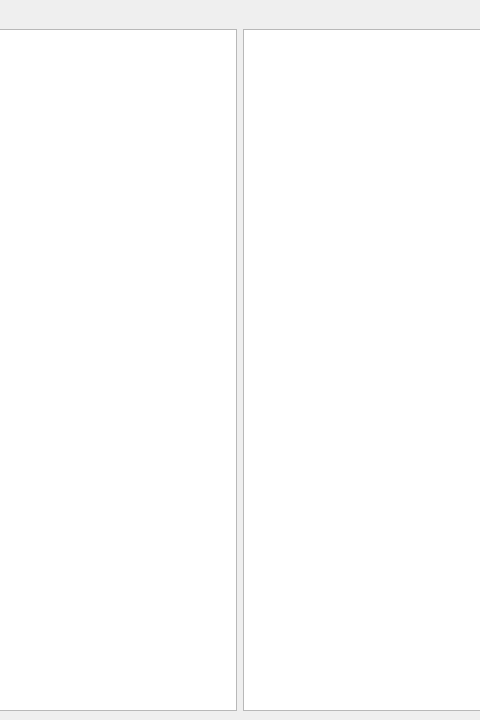
Old version of the form mainwindow.ui in the repository romavolosh/Folders; both pictures show x 443 to 923 and y 0 to 720 of the 1280 by 720 pixel window.
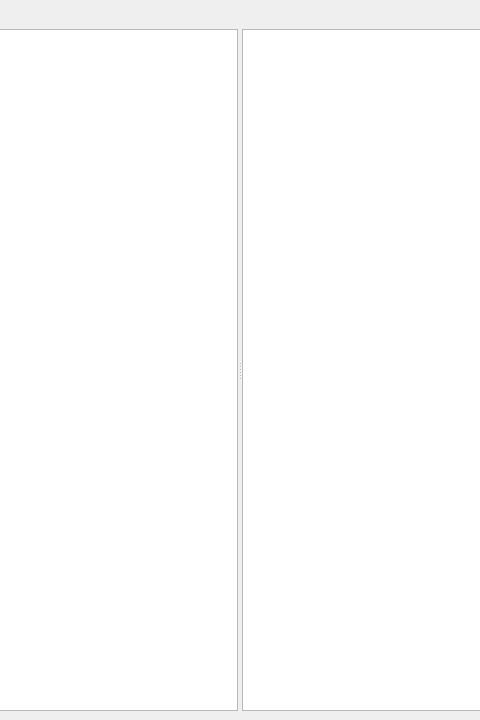
New version of the form.

Diff of the .ui file:
```diff
--- a/mainwindow.ui
+++ b/mainwindow.ui
@@ -127,13 +127,21 @@
          </layout>
         </item>
         <item>
+         <widget class="QSplitter" name="splitter">
+          <property name="orientation">
+           <enum>Qt::Orientation::Horizontal</enum>
+          </property>
+          <widget class="QSplitter" name="splitter_2">
+           <property name="orientation">
+            <enum>Qt::Orientation::Horizontal</enum>
+           </property>
          <widget class="QListWidget" name="listWidget"/>
-        </item>
-        <item>
          <widget class="QPlainTextEdit" name="plainTextEdit">
           <property name="readOnly">
            <bool>true</bool>
           </property>
+           </widget>
+          </widget>
          </widget>
         </item>
        </layout>
```
Lines whose indentation alone changed are shown as unchanged.
